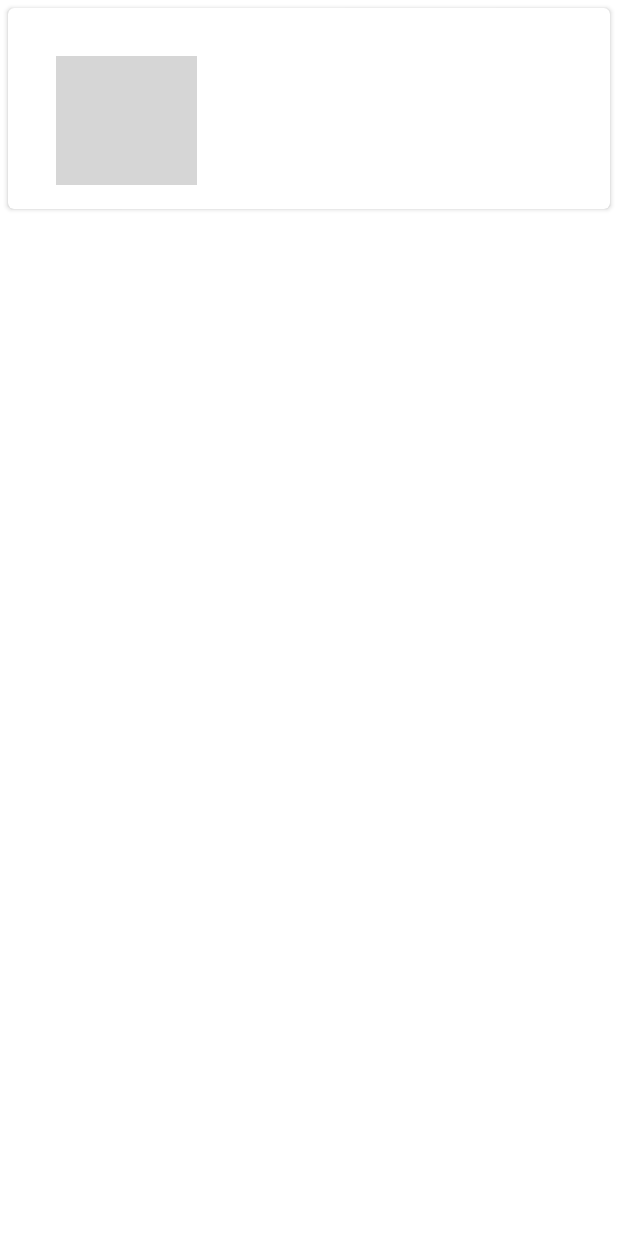
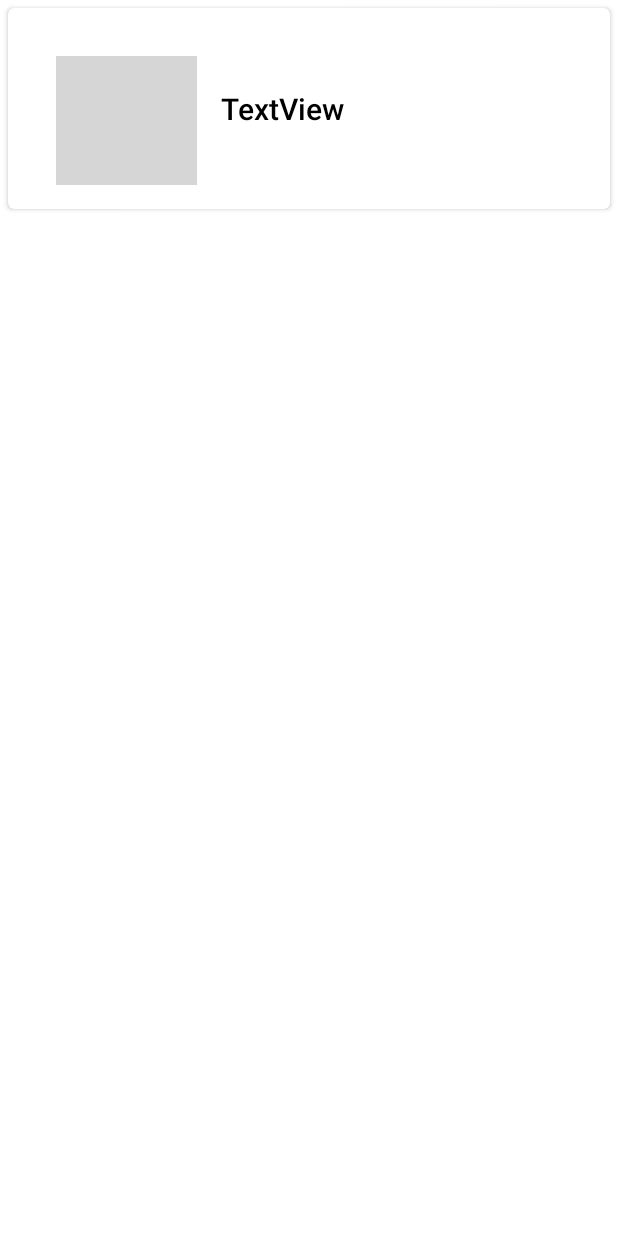
Before and after one commit to CharmiPatel25/C0768448_W2020_MAD3125_FP, an Android app: the layout bill_item.xml on its own in the app's theme, with its tools: preview values and no code run, on a phone screen of 412 x 824 dp. Run offline under Robolectric (Android 15) with nearby library versions, the phone set to English and light mode, and no system bars; grey boxes are pictures that could not be loaded.

Commit message:
Add Bill ID Text View in Bill Details Activity

```diff
--- a/app/src/main/res/layout/bill_item.xml
+++ b/app/src/main/res/layout/bill_item.xml
@@ -28,6 +28,18 @@
             android:orientation="vertical"
             android:layout_gravity="center_vertical">
 
+            <TextView
+                android:id="@+id/BillID"
+                android:layout_width="match_parent"
+                android:layout_height="wrap_content"
+                android:fontFamily="sans-serif-medium"
+                android:paddingStart="16dp"
+                android:text="TextView"
+                android:textAlignment="viewStart"
+                android:textColor="#000000"
+                android:textSize="20sp"/>
+
+
         </LinearLayout>
     </LinearLayout>
 </androidx.cardview.widget.CardView>
```
